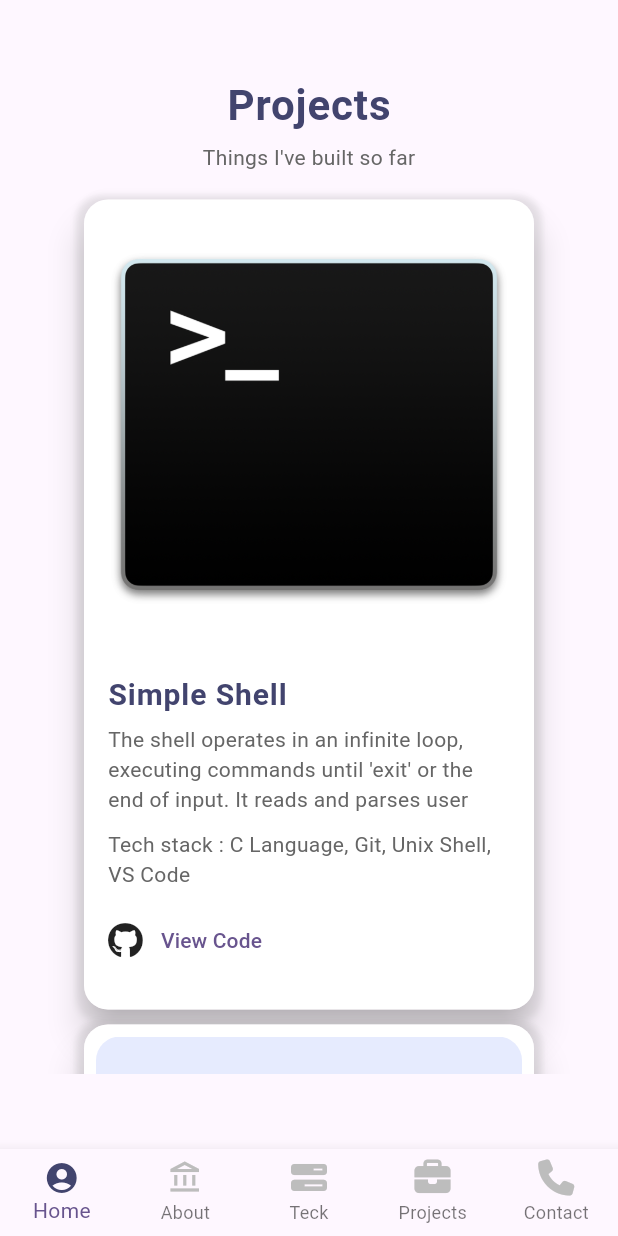
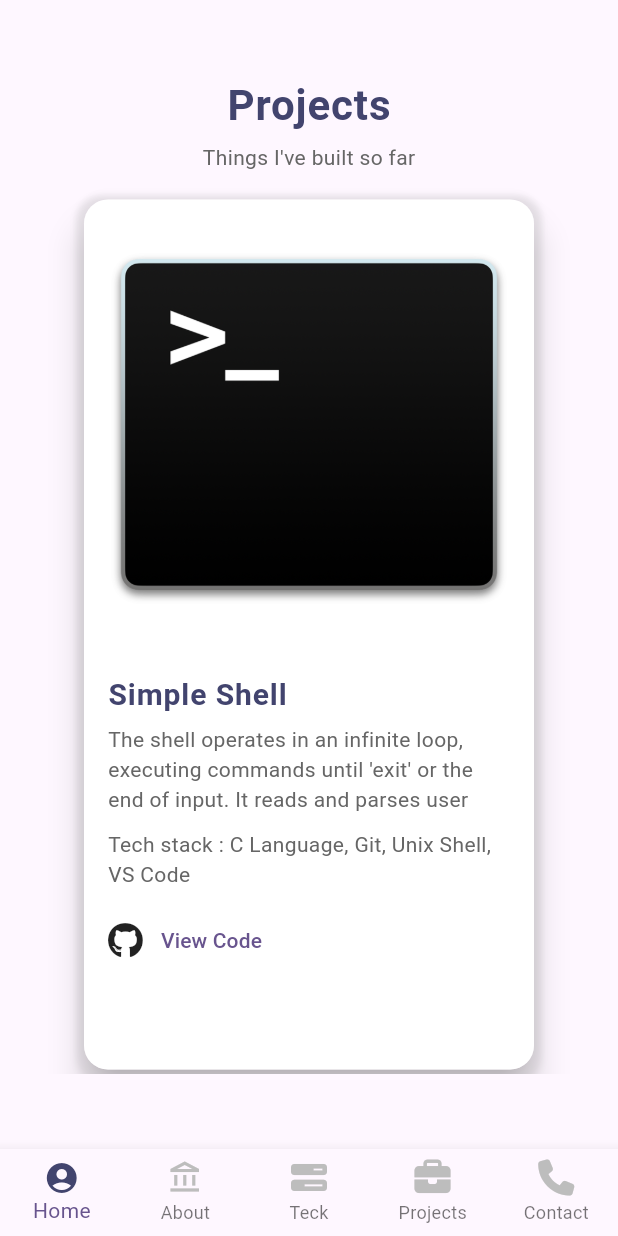
Before and after one commit to majdideveloper/portfolio_majdouch, a Flutter app: the screen it shows after launch, scrolled down 2304 dp, on a phone screen of 412 x 824 dp. Run offline on Flutter 3.47's test engine with Material 2 defaults, Android fonts, the phone set to English and light mode, and no system bars; our stand-ins replace flutter_svg, flutter_svg_provider, font_awesome_flutter, simple_gradient_text.

```diff
--- a/lib/screens/projects_screen/projects_screen_mobile.dart
+++ b/lib/screens/projects_screen/projects_screen_mobile.dart
@@ -80,7 +80,7 @@ class ProjectsScreenMobile extends StatelessWidget {
                           "Flutter, Dart, Firebase, Provider, Git, GitHub, VS Code",
                     ),
                     WidgetProject(
-                      image: "assets/images/logoBoxTime.png",
+                      image: "assets/images/boxtime_portfolio.png",
                       title: "Box Time",
                       describtion:
                           "Transform your day: Brain Dump, Prioritize, and Schedule with Box Time.",
--- a/lib/widgets/widget_project.dart
+++ b/lib/widgets/widget_project.dart
@@ -31,7 +31,7 @@ class WidgetProject extends StatelessWidget {
       elevation: 10,
       borderRadius: BorderRadius.circular(16.0),
       child: Container(
-        height: 540,
+        height: 580,
         width: 300,
         decoration: BoxDecoration(
           color: Colors.white,
@@ -95,10 +95,10 @@ class WidgetProject extends StatelessWidget {
                                     child: const Text("Live Preview"))
                               ],
                             )
-                          : SizedBox(),
+                          : const SizedBox(),
                       Row(
                         children: [
-                          FaIcon(FontAwesomeIcons.github),
+                          const FaIcon(FontAwesomeIcons.github),
                           TextButton(
                               onPressed: () {
                                 _launchUrl(linkGithub);
```
Also changed, not shown: pubspec.yaml (+7 -0 lines), assets/images/app_logo.png (added), assets/images/boxtime_portfolio.png (added), pubspec.lock, 31 other files.
